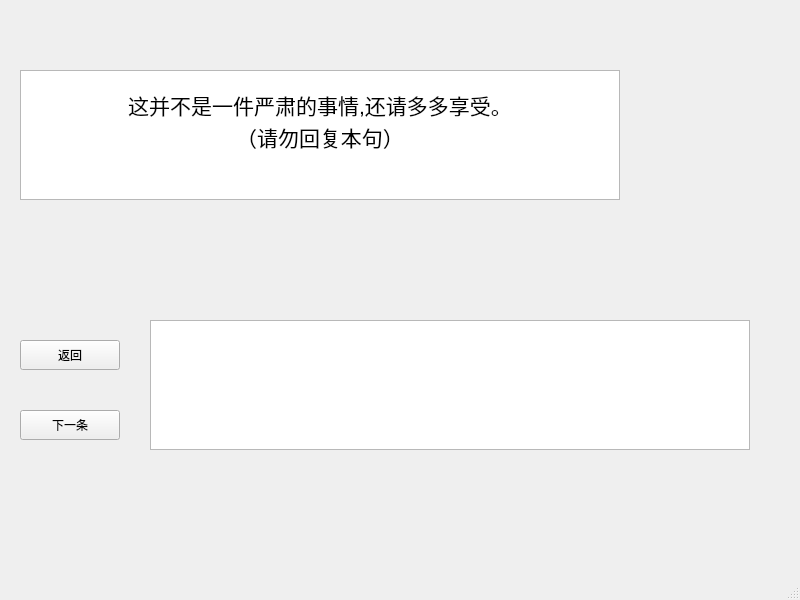
The window that message.ui (been-lu/RuMo) describes before a commit, drawn with Qt 5.
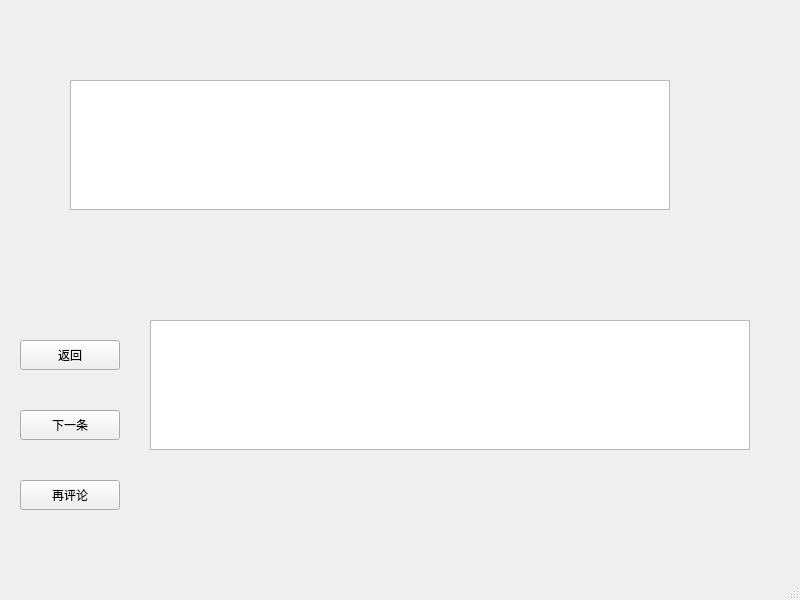
The same window after the commit.

Patch:
```diff
--- a/message.ui
+++ b/message.ui
@@ -40,26 +40,6 @@
      <string>下一条</string>
     </property>
    </widget>
-   <widget class="QTextBrowser" name="textBrowser_2">
-    <property name="geometry">
-     <rect>
-      <x>20</x>
-      <y>70</y>
-      <width>600</width>
-      <height>130</height>
-     </rect>
-    </property>
-    <property name="html">
-     <string>&lt;!DOCTYPE HTML PUBLIC &quot;-//W3C//DTD HTML 4.0//EN&quot; &quot;http://www.w3.org/TR/REC-html40/strict.dtd&quot;&gt;
-&lt;html&gt;&lt;head&gt;&lt;meta name=&quot;qrichtext&quot; content=&quot;1&quot; /&gt;&lt;style type=&quot;text/css&quot;&gt;
-p, li { white-space: pre-wrap; }
-&lt;/style&gt;&lt;/head&gt;&lt;body style=&quot; font-family:'SimSun'; font-size:9.07563pt; font-weight:400; font-style:normal;&quot;&gt;
-&lt;p align=&quot;center&quot; style=&quot;-qt-paragraph-type:empty; margin-top:0px; margin-bottom:0px; margin-left:0px; margin-right:0px; -qt-block-indent:0; text-indent:0px; font-size:9.07563pt;&quot;&gt;&lt;br /&gt;&lt;/p&gt;
-&lt;p align=&quot;center&quot; style=&quot; margin-top:0px; margin-bottom:0px; margin-left:0px; margin-right:0px; -qt-block-indent:0; text-indent:0px;&quot;&gt;&lt;span style=&quot; font-size:16pt;&quot;&gt;这并不是一件严肃的事情,还请多多享受。&lt;/span&gt;&lt;/p&gt;
-&lt;p align=&quot;center&quot; style=&quot; margin-top:0px; margin-bottom:0px; margin-left:0px; margin-right:0px; -qt-block-indent:0; text-indent:0px;&quot;&gt;&lt;span style=&quot; font-size:16pt;&quot;&gt;（请勿回复本句）&lt;/span&gt;&lt;/p&gt;
-&lt;p align=&quot;center&quot; style=&quot;-qt-paragraph-type:empty; margin-top:0px; margin-bottom:0px; margin-left:0px; margin-right:0px; -qt-block-indent:0; text-indent:0px; font-size:16pt;&quot;&gt;&lt;br /&gt;&lt;/p&gt;&lt;/body&gt;&lt;/html&gt;</string>
-    </property>
-   </widget>
    <widget class="QLabel" name="label">
     <property name="geometry">
      <rect>
@@ -82,6 +62,41 @@
       <height>130</height>
      </rect>
     </property>
+    <property name="font">
+     <font>
+      <family>微软雅黑 Light</family>
+      <pointsize>14</pointsize>
+     </font>
+    </property>
+   </widget>
+   <widget class="QTextBrowser" name="textBrowser">
+    <property name="geometry">
+     <rect>
+      <x>70</x>
+      <y>80</y>
+      <width>600</width>
+      <height>130</height>
+     </rect>
+    </property>
+    <property name="font">
+     <font>
+      <family>微软雅黑 Light</family>
+      <pointsize>16</pointsize>
+     </font>
+    </property>
+   </widget>
+   <widget class="QPushButton" name="pushButton_3">
+    <property name="geometry">
+     <rect>
+      <x>20</x>
+      <y>480</y>
+      <width>100</width>
+      <height>30</height>
+     </rect>
+    </property>
+    <property name="text">
+     <string>再评论</string>
+    </property>
    </widget>
    <zorder>label</zorder>
    <zorder>pushButton</zorder>
```
Left out of the diff: 3 changed lines with no effect on the pictures.
